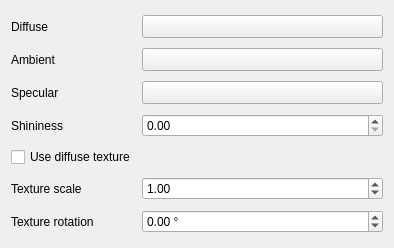
Before: the Qt Designer form src/ui/3d/phongmaterialwidget.ui in carsmie/QGIS, drawn with Qt 5.
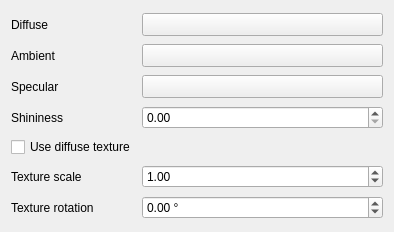
After: the same form once the commit is applied. Custom widgets are drawn as their Qt base class.

Commit message: Fix some 3d symbol layout issues

```diff
--- a/src/ui/3d/phongmaterialwidget.ui
+++ b/src/ui/3d/phongmaterialwidget.ui
@@ -7,7 +7,7 @@
     <x>0</x>
     <y>0</y>
     <width>394</width>
-    <height>248</height>
+    <height>232</height>
    </rect>
   </property>
   <property name="windowTitle">
```
The commit also changes 5 other files.
